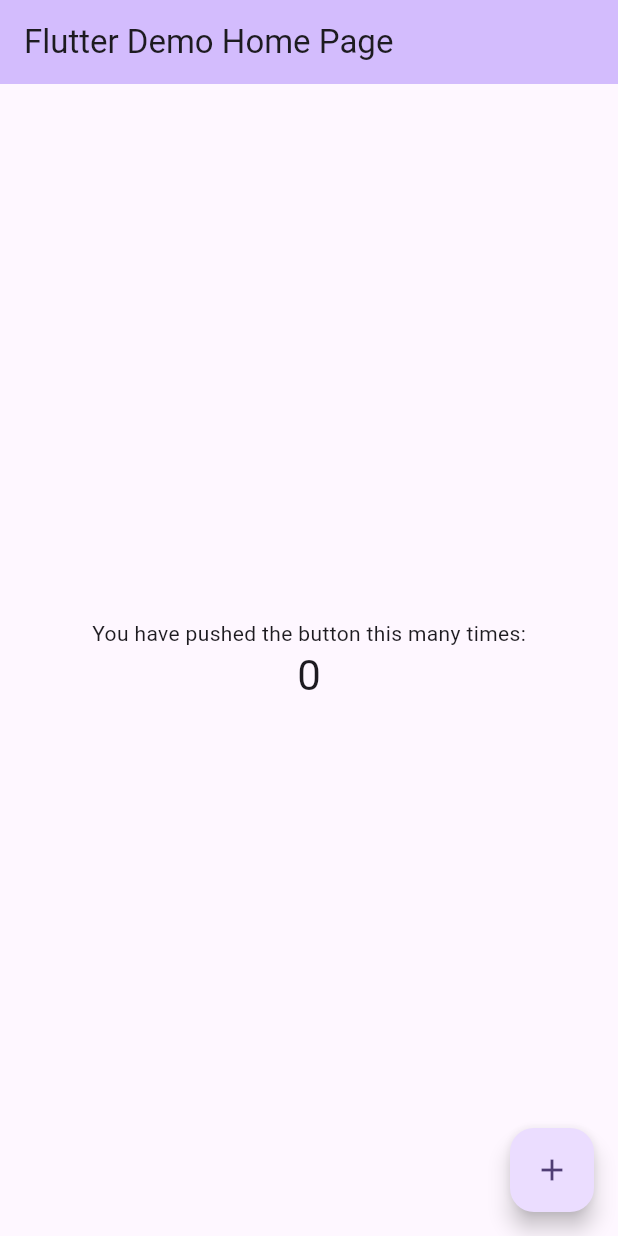
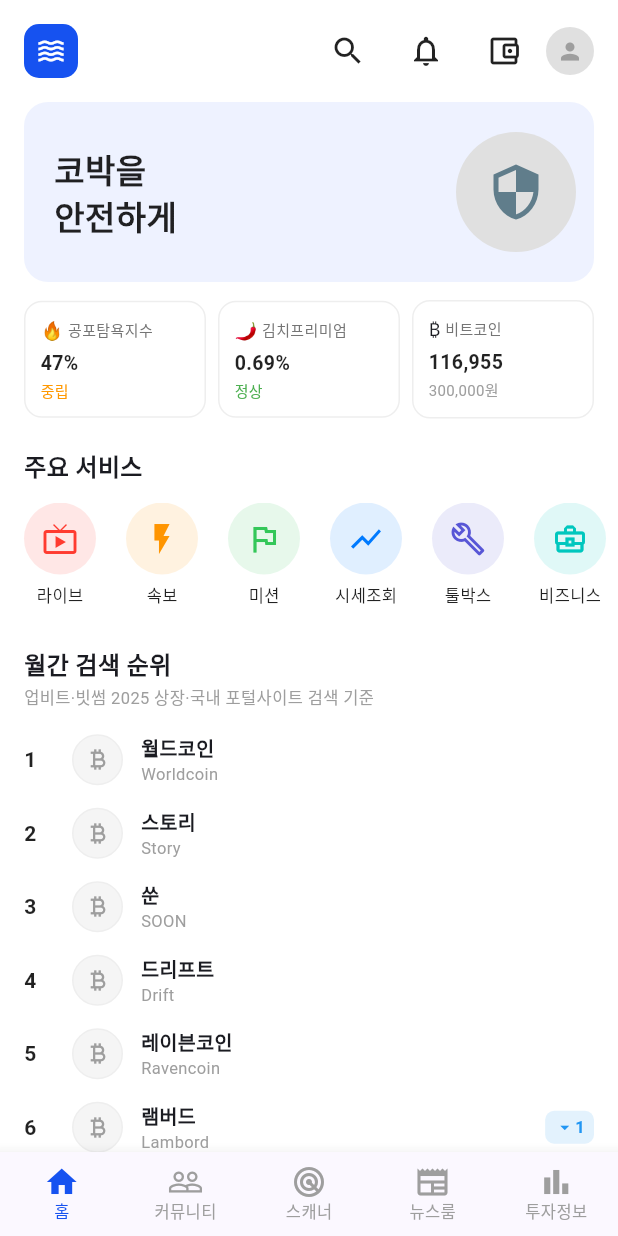
Before and after one commit to 0xdavidhan97/cobak-reward, a Flutter app: the screen it shows after launch, on a phone screen of 412 x 824 dp. Run offline on Flutter 3.47's test engine with Material 3 defaults, Android fonts, the phone set to English and light mode, and no system bars.

Commit message:
Add home screen mockup with bottom navigation

```diff
--- a/lib/main.dart
+++ b/lib/main.dart
@@ -1,121 +1,87 @@
 import 'package:flutter/material.dart';
+import 'screens/home_screen.dart';
 
 void main() {
-  runApp(const MyApp());
+  runApp(const CobakApp());
 }
 
-class MyApp extends StatelessWidget {
-  const MyApp({super.key});
+class CobakApp extends StatelessWidget {
+  const CobakApp({super.key});
 
-  // This widget is the root of your application.
   @override
   Widget build(BuildContext context) {
     return MaterialApp(
-      title: 'Flutter Demo',
+      title: '코박',
+      debugShowCheckedModeBanner: false,
       theme: ThemeData(
-        // This is the theme of your application.
-        //
-        // TRY THIS: Try running your application with "flutter run". You'll see
-        // the application has a purple toolbar. Then, without quitting the app,
-        // try changing the seedColor in the colorScheme below to Colors.green
-        // and then invoke "hot reload" (save your changes or press the "hot
-        // reload" button in a Flutter-supported IDE, or press "r" if you used
-        // the command line to start the app).
-        //
-        // Notice that the counter didn't reset back to zero; the application
-        // state is not lost during the reload. To reset the state, use hot
-        // restart instead.
-        //
-        // This works for code too, not just values: Most code changes can be
-        // tested with just a hot reload.
-        colorScheme: .fromSeed(seedColor: Colors.deepPurple),
+        colorScheme: ColorScheme.fromSeed(seedColor: const Color(0xFF1652F0)),
+        useMaterial3: true,
       ),
-      home: const MyHomePage(title: 'Flutter Demo Home Page'),
+      home: const MainScreen(),
     );
   }
 }
 
-class MyHomePage extends StatefulWidget {
-  const MyHomePage({super.key, required this.title});
-
-  // This widget is the home page of your application. It is stateful, meaning
-  // that it has a State object (defined below) that contains fields that affect
-  // how it looks.
-
-  // This class is the configuration for the state. It holds the values (in this
-  // case the title) provided by the parent (in this case the App widget) and
-  // used by the build method of the State. Fields in a Widget subclass are
-  // always marked "final".
-
-  final String title;
+class MainScreen extends StatefulWidget {
+  const MainScreen({super.key});
 
   @override
-  State<MyHomePage> createState() => _MyHomePageState();
+  State<MainScreen> createState() => _MainScreenState();
 }
 
-class _MyHomePageState extends State<MyHomePage> {
-  int _counter = 0;
-
-  void _incrementCounter() {
-    setState(() {
-      // This call to setState tells the Flutter framework that something has
-      // changed in this State, which causes it to rerun the build method below
-      // so that the display can reflect the updated values. If we changed
-      // _counter without calling setState(), then the build method would not be
-      // called again, and so nothing would appear to happen.
-      _counter++;
-    });
-  }
+class _MainScreenState extends State<MainScreen> {
+  int _currentIndex = 0;
 
   @override
   Widget build(BuildContext context) {
-    // This method is rerun every time setState is called, for instance as done
-    // by the _incrementCounter method above.
-    //
-    // The Flutter framework has been optimized to make rerunning build methods
-    // fast, so that you can just rebuild anything that needs updating rather
-    // than having to individually change instances of widgets.
+    final screens = [
+      const HomeScreen(),
+      const Center(child: Text('커뮤니티')),
+      const Center(child: Text('스캐너')),
+      const Center(child: Text('뉴스룸')),
+      const Center(child: Text('투자정보')),
+    ];
+
     return Scaffold(
-      appBar: AppBar(
-        // TRY THIS: Try changing the color here to a specific color (to
-        // Colors.amber, perhaps?) and trigger a hot reload to see the AppBar
-        // change color while the other colors stay the same.
-        backgroundColor: Theme.of(context).colorScheme.inversePrimary,
-        // Here we take the value from the MyHomePage object that was created by
-        // the App.build method, and use it to set our appbar title.
-        title: Text(widget.title),
+      body: IndexedStack(
+        index: _currentIndex,
+        children: screens,
       ),
-      body: Center(
-        // Center is a layout widget. It takes a single child and positions it
-        // in the middle of the parent.
-        child: Column(
-          // Column is also a layout widget. It takes a list of children and
-          // arranges them vertically. By default, it sizes itself to fit its
-          // children horizontally, and tries to be as tall as its parent.
-          //
-          // Column has various properties to control how it sizes itself and
-          // how it positions its children. Here we use mainAxisAlignment to
-          // center the children vertically; the main axis here is the vertical
-          // axis because Columns are vertical (the cross axis would be
-          // horizontal).
-          //
-          // TRY THIS: Invoke "debug painting" (choose the "Toggle Debug Paint"
-          // action in the IDE, or press "p" in the console), to see the
-          // wireframe for each widget.
-          mainAxisAlignment: .center,
-          children: [
-            const Text('You have pushed the button this many times:'),
-            Text(
-              '$_counter',
-              style: Theme.of(context).textTheme.headlineMedium,
-            ),
-          ],
-        ),
-      ),
-      floatingActionButton: FloatingActionButton(
-        onPressed: _incrementCounter,
-        tooltip: 'Increment',
-        child: const Icon(Icons.add),
+      bottomNavigationBar: BottomNavigationBar(
+        currentIndex: _currentIndex,
+        onTap: (index) => setState(() => _currentIndex = index),
+        type: BottomNavigationBarType.fixed,
+        selectedItemColor: const Color(0xFF1652F0),
+        unselectedItemColor: Colors.grey,
+        selectedFontSize: 11,
+        unselectedFontSize: 11,
+        items: const [
+          BottomNavigationBarItem(
+            icon: Icon(Icons.home_outlined),
+            activeIcon: Icon(Icons.home),
+            label: '홈',
+          ),
+          BottomNavigationBarItem(
+            icon: Icon(Icons.people_outline),
+            activeIcon: Icon(Icons.people),
+            label: '커뮤니티',
+          ),
+          BottomNavigationBarItem(
+            icon: Icon(Icons.radar_outlined),
+            activeIcon: Icon(Icons.radar),
+            label: '스캐너',
+          ),
+          BottomNavigationBarItem(
+            icon: Icon(Icons.newspaper_outlined),
+            activeIcon: Icon(Icons.newspaper),
+            label: '뉴스룸',
+          ),
+          BottomNavigationBarItem(
+            icon: Icon(Icons.bar_chart_outlined),
+            activeIcon: Icon(Icons.bar_chart),
+            label: '투자정보',
+          ),
+        ],
       ),
     );
   }
--- /dev/null
+++ b/lib/screens/home_screen.dart
@@ -0,0 +1,491 @@
+import 'package:flutter/material.dart';
+
+class HomeScreen extends StatelessWidget {
+  const HomeScreen({super.key});
+
+  @override
+  Widget build(BuildContext context) {
+    return Scaffold(
+      backgroundColor: Colors.white,
+      body: SafeArea(
+        child: Column(
+          children: [
+            _buildAppBar(),
+            Expanded(
+              child: SingleChildScrollView(
+                child: Column(
+                  crossAxisAlignment: CrossAxisAlignment.start,
+                  children: [
+                    _buildBanner(),
+                    const SizedBox(height: 12),
+                    _buildStatsRow(),
+                    const SizedBox(height: 20),
+                    _buildServiceIcons(),
+                    const SizedBox(height: 20),
+                    _buildMonthlyRanking(),
+                    const SizedBox(height: 20),
+                    _buildNewsSection(),
+                    const SizedBox(height: 24),
+                  ],
+                ),
+              ),
+            ),
+          ],
+        ),
+      ),
+    );
+  }
+
+  Widget _buildAppBar() {
+    return Padding(
+      padding: const EdgeInsets.symmetric(horizontal: 16, vertical: 10),
+      child: Row(
+        children: [
+          Container(
+            width: 36,
+            height: 36,
+            decoration: BoxDecoration(
+              color: const Color(0xFF1652F0),
+              borderRadius: BorderRadius.circular(10),
+            ),
+            child: const Icon(Icons.waves, color: Colors.white, size: 20),
+          ),
+          const Spacer(),
+          IconButton(
+            icon: const Icon(Icons.search, color: Colors.black87),
+            onPressed: () {},
+            padding: EdgeInsets.zero,
+            constraints: const BoxConstraints(minWidth: 36, minHeight: 36),
+          ),
+          const SizedBox(width: 4),
+          IconButton(
+            icon: const Icon(Icons.notifications_outlined, color: Colors.black87),
+            onPressed: () {},
+            padding: EdgeInsets.zero,
+            constraints: const BoxConstraints(minWidth: 36, minHeight: 36),
+          ),
+          const SizedBox(width: 4),
+          IconButton(
+            icon: const Icon(Icons.account_balance_wallet_outlined, color: Colors.black87),
+            onPressed: () {},
+            padding: EdgeInsets.zero,
+            constraints: const BoxConstraints(minWidth: 36, minHeight: 36),
+          ),
+          const SizedBox(width: 4),
+          CircleAvatar(
+            radius: 16,
+            backgroundColor: Colors.grey[300],
+            child: const Icon(Icons.person, size: 18, color: Colors.grey),
+          ),
+        ],
+      ),
+    );
+  }
+
+  Widget _buildBanner() {
+    return Container(
+      margin: const EdgeInsets.symmetric(horizontal: 16),
+      padding: const EdgeInsets.fromLTRB(20, 20, 12, 20),
+      decoration: BoxDecoration(
+        color: const Color(0xFFEEF2FF),
+        borderRadius: BorderRadius.circular(16),
+      ),
+      child: Row(
+        children: [
+          const Column(
+            crossAxisAlignment: CrossAxisAlignment.start,
+            children: [
+              Text(
+                '코박을',
+                style: TextStyle(
+                  fontSize: 22,
+                  fontWeight: FontWeight.bold,
+                  color: Colors.black87,
+                ),
+              ),
+              Text(
+                '안전하게',
+                style: TextStyle(
+                  fontSize: 22,
+                  fontWeight: FontWeight.bold,
+                  color: Colors.black87,
+                ),
+              ),
+            ],
+          ),
+          const Spacer(),
+          Container(
+            width: 80,
+            height: 80,
+            decoration: BoxDecoration(
+              color: Colors.grey[300],
+              shape: BoxShape.circle,
+            ),
+            child: const Icon(Icons.security, size: 40, color: Colors.blueGrey),
+          ),
+        ],
+      ),
+    );
+  }
+
+  Widget _buildStatsRow() {
+    return Padding(
+      padding: const EdgeInsets.symmetric(horizontal: 16),
+      child: Row(
+        children: [
+          Expanded(
+            child: _buildStatCard(
+              emoji: '🔥',
+              title: '공포탐욕지수',
+              value: '47%',
+              subtitle: '중립',
+              subtitleColor: Colors.orange,
+            ),
+          ),
+          const SizedBox(width: 8),
+          Expanded(
+            child: _buildStatCard(
+              emoji: '🌶️',
+              title: '김치프리미엄',
+              value: '0.69%',
+              subtitle: '정상',
+              subtitleColor: Colors.green,
+            ),
+          ),
+          const SizedBox(width: 8),
+          Expanded(
+            child: _buildStatCard(
+              emoji: '₿',
+              title: '비트코인',
+              value: '116,955',
+              subtitle: '300,000원',
+              subtitleColor: Colors.grey,
+            ),
+          ),
+        ],
+      ),
+    );
+  }
+
+  Widget _buildStatCard({
+    required String emoji,
+    required String title,
+    required String value,
+    required String subtitle,
+    required Color subtitleColor,
+  }) {
+    return Container(
+      padding: const EdgeInsets.all(10),
+      decoration: BoxDecoration(
+        border: Border.all(color: Colors.grey[200]!),
+        borderRadius: BorderRadius.circular(12),
+      ),
+      child: Column(
+        crossAxisAlignment: CrossAxisAlignment.start,
+        children: [
+          Row(
+            children: [
+              Text(emoji, style: const TextStyle(fontSize: 12)),
+              const SizedBox(width: 3),
+              Expanded(
+                child: Text(
+                  title,
+                  style: TextStyle(fontSize: 10, color: Colors.grey[600]),
+                  overflow: TextOverflow.ellipsis,
+                ),
+              ),
+            ],
+          ),
+          const SizedBox(height: 4),
+          Text(
+            value,
+            style: const TextStyle(
+              fontSize: 13,
+              fontWeight: FontWeight.bold,
+              color: Colors.black87,
+            ),
+            overflow: TextOverflow.ellipsis,
+          ),
+          const SizedBox(height: 2),
+          Text(
+            subtitle,
+            style: TextStyle(fontSize: 10, color: subtitleColor),
+          ),
+        ],
+      ),
+    );
+  }
+
+  Widget _buildServiceIcons() {
+    final services = [
+      {'icon': Icons.live_tv, 'label': '라이브', 'color': const Color(0xFFFF3B30)},
+      {'icon': Icons.flash_on, 'label': '속보', 'color': const Color(0xFFFF9500)},
+      {'icon': Icons.flag_outlined, 'label': '미션', 'color': const Color(0xFF34C759)},
+      {'icon': Icons.show_chart, 'label': '시세조회', 'color': const Color(0xFF007AFF)},
+      {'icon': Icons.build_outlined, 'label': '툴박스', 'color': const Color(0xFF5856D6)},
+      {'icon': Icons.business_center_outlined, 'label': '비즈니스', 'color': const Color(0xFF00C7BE)},
+      {'icon': Icons.emoji_events_outlined, 'label': '랭킹', 'color': const Color(0xFFFFCC00)},
+    ];
+
+    return Column(
+      crossAxisAlignment: CrossAxisAlignment.start,
+      children: [
+        const Padding(
+          padding: EdgeInsets.symmetric(horizontal: 16),
+          child: Text(
+            '주요 서비스',
+            style: TextStyle(fontSize: 16, fontWeight: FontWeight.bold),
+          ),
+        ),
+        const SizedBox(height: 12),
+        SizedBox(
+          height: 76,
+          child: ListView.builder(
+            scrollDirection: Axis.horizontal,
+            padding: const EdgeInsets.symmetric(horizontal: 16),
+            itemCount: services.length,
+            itemBuilder: (context, index) {
+              final service = services[index];
+              final color = service['color'] as Color;
+              return Padding(
+                padding: const EdgeInsets.only(right: 20),
+                child: Column(
+                  children: [
+                    Container(
+                      width: 48,
+                      height: 48,
+                      decoration: BoxDecoration(
+                        color: color.withValues(alpha: 0.12),
+                        shape: BoxShape.circle,
+                      ),
+                      child: Icon(
+                        service['icon'] as IconData,
+                        color: color,
+                        size: 24,
+                      ),
+                    ),
+                    const SizedBox(height: 6),
+                    Text(
+                      service['label'] as String,
+                      style: const TextStyle(fontSize: 11, color: Colors.black87),
+                    ),
+                  ],
+                ),
+              );
+            },
+          ),
+        ),
+      ],
+    );
+  }
+
+  Widget _buildMonthlyRanking() {
+    final rankings = [
+      {'rank': 1, 'name': '월드코인', 'nameEn': 'Worldcoin', 'change': null},
+      {'rank': 2, 'name': '스토리', 'nameEn': 'Story', 'change': null},
+      {'rank': 3, 'name': '쑨', 'nameEn': 'SOON', 'change': null},
+      {'rank': 4, 'name': '드리프트', 'nameEn': 'Drift', 'change': null},
+      {'rank': 5, 'name': '레이븐코인', 'nameEn': 'Ravencoin', 'change': null},
+      {'rank': 6, 'name': '램버드', 'nameEn': 'Lambord', 'change': -1},
+      {'rank': 7, 'name': '서킷', 'nameEn': 'Circuit', 'change': -2},
+      {'rank': 8, 'name': '스파크', 'nameEn': 'Spark', 'change': 8},
+    ];
+
+    return Column(
+      crossAxisAlignment: CrossAxisAlignment.start,
+      children: [
+        Padding(
+          padding: const EdgeInsets.symmetric(horizontal: 16),
+          child: Column(
+            crossAxisAlignment: CrossAxisAlignment.start,
+            children: [
+              const Text(
+                '월간 검색 순위',
+                style: TextStyle(fontSize: 16, fontWeight: FontWeight.bold),
+              ),
+              const SizedBox(height: 2),
+              Text(
+                '업비트·빗썸 2025 상장·국내 포털사이트 검색 기준',
+                style: TextStyle(fontSize: 11, color: Colors.grey[500]),
+              ),
+            ],
+          ),
+        ),
+        const SizedBox(height: 8),
+        ...rankings.map((item) => _buildRankItem(item)),
+        Center(
+          child: TextButton(
+            onPressed: () {},
+            child: Row(
+              mainAxisSize: MainAxisSize.min,
+              children: [
+                Text('더보기', style: TextStyle(color: Colors.grey[600], fontSize: 13)),
+                Icon(Icons.keyboard_arrow_down, color: Colors.grey[600], size: 18),
+              ],
+            ),
+          ),
+        ),
+      ],
+    );
+  }
+
+  Widget _buildRankItem(Map<String, dynamic> item) {
+    final change = item['change'] as int?;
+
+    return Padding(
+      padding: const EdgeInsets.symmetric(horizontal: 16, vertical: 7),
+      child: Row(
+        children: [
+          SizedBox(
+            width: 20,
+            child: Text(
+              '${item['rank']}',
+              style: const TextStyle(
+                fontSize: 14,
+                fontWeight: FontWeight.bold,
+                color: Colors.black87,
+              ),
+            ),
+          ),
+          const SizedBox(width: 12),
+          Container(
+            width: 34,
+            height: 34,
+            decoration: BoxDecoration(
+              color: Colors.grey[100],
+              shape: BoxShape.circle,
+              border: Border.all(color: Colors.grey[200]!),
+            ),
+            child: const Icon(Icons.currency_bitcoin, size: 18, color: Colors.grey),
+          ),
+          const SizedBox(width: 12),
+          Expanded(
+            child: Column(
+              crossAxisAlignment: CrossAxisAlignment.start,
+              children: [
+                Text(
+                  item['name'] as String,
+                  style: const TextStyle(fontSize: 13, fontWeight: FontWeight.w600),
+                ),
+                Text(
+                  item['nameEn'] as String,
+                  style: TextStyle(fontSize: 11, color: Colors.grey[500]),
+                ),
+              ],
+            ),
+          ),
+          if (change != null)
+            Container(
+              padding: const EdgeInsets.symmetric(horizontal: 6, vertical: 3),
+              decoration: BoxDecoration(
+                color: change > 0 ? Colors.red[50] : Colors.blue[50],
+                borderRadius: BorderRadius.circular(6),
+              ),
+              child: Row(
+                mainAxisSize: MainAxisSize.min,
+                children: [
+                  Icon(
+                    change > 0 ? Icons.arrow_drop_up : Icons.arrow_drop_down,
+                    color: change > 0 ? Colors.red : Colors.blue,
+                    size: 14,
+                  ),
+                  Text(
+                    '${change.abs()}',
+                    style: TextStyle(
+                      fontSize: 11,
+                      fontWeight: FontWeight.bold,
+                      color: change > 0 ? Colors.red : Colors.blue,
+                    ),
+                  ),
+                ],
+              ),
+            ),
+        ],
+      ),
+    );
+  }
+
+  Widget _buildNewsSection() {
+    final newsTitles = [
+      '4월 월별 점유율 30%대 북 "빗썸 상승·서울 고교등 통합"...',
+      '이더리움, 한 달간 20% 폭등...2,500달러 근처 돌진',
+      '마이피아 코프로덕트 헤럴 연군 0.5%...500 WTI 96',
+    ];
+
+    return Column(
+      crossAxisAlignment: CrossAxisAlignment.start,
+      children: [
+        Padding(
+          padding: const EdgeInsets.symmetric(horizontal: 16),
+          child: Row(
+            mainAxisAlignment: MainAxisAlignment.spaceBetween,
+            children: [
+              const Text(
+                '자금 주목할 뉴스',
+                style: TextStyle(fontSize: 16, fontWeight: FontWeight.bold),
+              ),
+              TextButton(
+                onPressed: () {},
+                style: TextButton.styleFrom(
+                  padding: EdgeInsets.zero,
+                  minimumSize: Size.zero,
+                  tapTargetSize: MaterialTapTargetSize.shrinkWrap,
+                ),
+                child: Text(
+                  '전체보기',
+                  style: TextStyle(fontSize: 12, color: Colors.grey[500]),
+                ),
+              ),
+            ],
+          ),
+        ),
+        const SizedBox(height: 10),
+        SizedBox(
+          height: 165,
+          child: ListView.builder(
+            scrollDirection: Axis.horizontal,
+            padding: const EdgeInsets.symmetric(horizontal: 16),
+            itemCount: newsTitles.length,
+            itemBuilder: (context, index) {
+              return Container(
+                width: 190,
+                margin: const EdgeInsets.only(right: 12),
+                decoration: BoxDecoration(
+                  borderRadius: BorderRadius.circular(12),
+                  border: Border.all(color: Colors.grey[200]!),
+                ),
+                clipBehavior: Clip.hardEdge,
+                child: Column(
+                  crossAxisAlignment: CrossAxisAlignment.start,
+                  children: [
+                    Container(
+                      height: 95,
+                      color: Colors.grey[200],
+                      child: Center(
+                        child: Icon(Icons.image_outlined, size: 36, color: Colors.grey[400]),
+                      ),
+                    ),
+                    Padding(
+                      padding: const EdgeInsets.all(10),
+                      child: Text(
+                        newsTitles[index % newsTitles.length],
+                        style: const TextStyle(
+                          fontSize: 12,
+                          fontWeight: FontWeight.w500,
+                          color: Colors.black87,
+                          height: 1.4,
+                        ),
+                        maxLines: 3,
+                        overflow: TextOverflow.ellipsis,
+                      ),
+                    ),
+                  ],
+                ),
+              );
+            },
+          ),
+        ),
+      ],
+    );
+  }
+}
```
